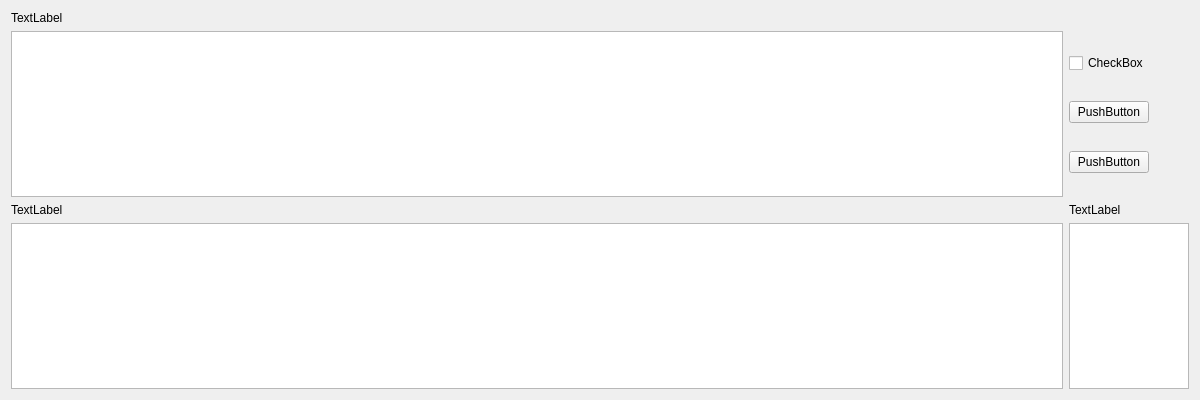
lkjie/paper-translator, file PaperTranUI.ui: the form before one commit.
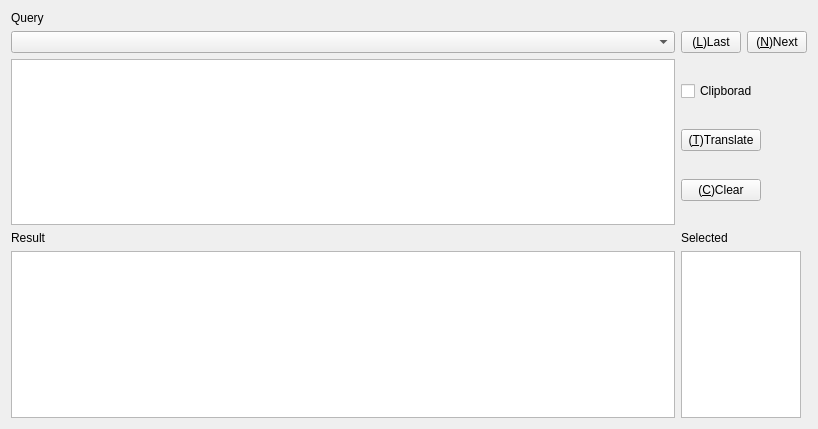
The form after the commit.

Patch:
```diff
--- a/PaperTranUI.ui
+++ b/PaperTranUI.ui
@@ -6,8 +6,8 @@
    <rect>
     <x>0</x>
     <y>0</y>
-    <width>1200</width>
-    <height>400</height>
+    <width>818</width>
+    <height>429</height>
    </rect>
   </property>
   <property name="sizePolicy">
@@ -22,7 +22,7 @@
   <layout class="QGridLayout" name="gridLayout_2">
    <item row="0" column="0">
     <layout class="QGridLayout" name="gridLayout">
-     <item row="2" column="0">
+     <item row="3" column="0">
       <widget class="QTextEdit" name="textEdit_1">
        <property name="font">
         <font>
@@ -31,7 +31,7 @@
        </property>
       </widget>
      </item>
-     <item row="6" column="0">
+     <item row="7" column="0">
       <widget class="QTextEdit" name="textEdit_2">
        <property name="font">
         <font>
@@ -40,19 +40,19 @@
        </property>
       </widget>
      </item>
-     <item row="5" column="0">
+     <item row="6" column="0">
       <widget class="QLabel" name="label_2">
        <property name="text">
-        <string>TextLabel</string>
+        <string>Result</string>
        </property>
       </widget>
      </item>
-     <item row="2" column="1">
+     <item row="3" column="1">
       <layout class="QVBoxLayout" name="verticalLayout_1">
        <item>
         <widget class="QCheckBox" name="checkBox">
          <property name="text">
-          <string>CheckBox</string>
+          <string>Clipborad</string>
          </property>
         </widget>
        </item>
@@ -71,7 +71,7 @@
           </size>
          </property>
          <property name="text">
-          <string>PushButton</string>
+          <string>(&amp;T)Translate</string>
          </property>
         </widget>
        </item>
@@ -84,13 +84,13 @@
           </size>
          </property>
          <property name="text">
-          <string>PushButton</string>
+          <string>(&amp;C)Clear</string>
          </property>
         </widget>
        </item>
       </layout>
      </item>
-     <item row="6" column="1">
+     <item row="7" column="1">
       <widget class="QTextEdit" name="textEdit_3">
        <property name="maximumSize">
         <size>
@@ -108,17 +108,59 @@
      <item row="1" column="0">
       <widget class="QLabel" name="label">
        <property name="text">
-        <string>TextLabel</string>
+        <string>Query</string>
        </property>
       </widget>
      </item>
-     <item row="5" column="1">
+     <item row="6" column="1">
       <widget class="QLabel" name="label_3">
        <property name="text">
-        <string>TextLabel</string>
+        <string>Selected</string>
        </property>
       </widget>
      </item>
+     <item row="2" column="1">
+      <layout class="QHBoxLayout" name="horizontalLayout">
+       <item>
+        <widget class="QPushButton" name="pushButton_4">
+         <property name="maximumSize">
+          <size>
+           <width>60</width>
+           <height>16777215</height>
+          </size>
+         </property>
+         <property name="text">
+          <string>(&amp;L)Last</string>
+         </property>
+        </widget>
+       </item>
+       <item>
+        <widget class="QPushButton" name="pushButton_3">
+         <property name="sizePolicy">
+          <sizepolicy hsizetype="Minimum" vsizetype="Fixed">
+           <horstretch>0</horstretch>
+           <verstretch>0</verstretch>
+          </sizepolicy>
+         </property>
+         <property name="maximumSize">
+          <size>
+           <width>60</width>
+           <height>16777215</height>
+          </size>
+         </property>
+         <property name="layoutDirection">
+          <enum>Qt::LeftToRight</enum>
+         </property>
+         <property name="text">
+          <string>(&amp;N)Next</string>
+         </property>
+        </widget>
+       </item>
+      </layout>
+     </item>
+     <item row="2" column="0">
+      <widget class="QComboBox" name="comboBox"/>
+     </item>
     </layout>
    </item>
   </layout>
```
Left out of the diff: 2 changed lines with no effect on the pictures.
